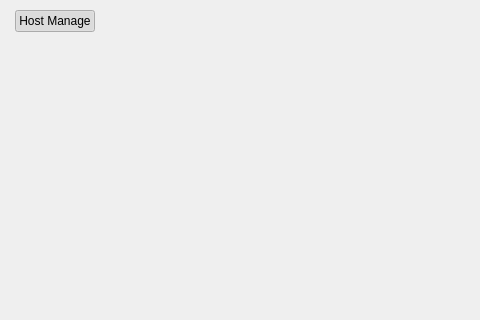
First picture: the form in shared/nexis/Pages/Helpers/helpers_page.ui, repository s4solutionsllc/Nexis, before the edit; both pictures show x 0 to 480 and y 0 to 320 of the 839 by 590 pixel window.
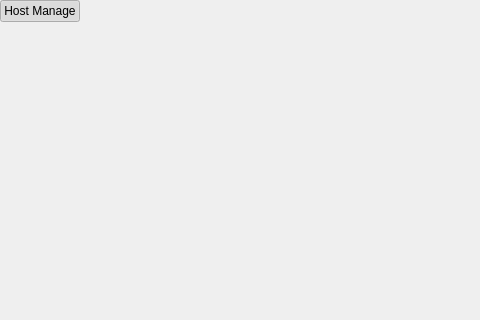
Second picture: the form after the edit.

Commit message:
style(ui): normalize all page margins to 0/0/0/0
Phase 2 of revision plan — zero all root layout margins across 10 page
.ui files. Pages now fill the SlidingStackedWidget content area
edge-to-edge. If specific elements need breathing room, it should be
handled via QSS padding on the content container, not page-level margins.

Files changed: dashboard_page, system_cleaner_page, services_page,
processes_page, resources_page, helpers_page, search_page,
settings_page, gnome_settings_page, uninstallerpage

What changed in the file:
```diff
--- a/shared/nexis/Pages/Helpers/helpers_page.ui
+++ b/shared/nexis/Pages/Helpers/helpers_page.ui
@@ -15,16 +15,16 @@
   </property>
   <layout class="QGridLayout" name="gridLayout">
    <property name="leftMargin">
-    <number>15</number>
+    <number>0</number>
    </property>
    <property name="topMargin">
-    <number>10</number>
+    <number>0</number>
    </property>
    <property name="rightMargin">
-    <number>15</number>
+    <number>0</number>
    </property>
    <property name="bottomMargin">
-    <number>10</number>
+    <number>0</number>
    </property>
    <property name="spacing">
     <number>10</number>
```
The commit also changes 9 other files.
